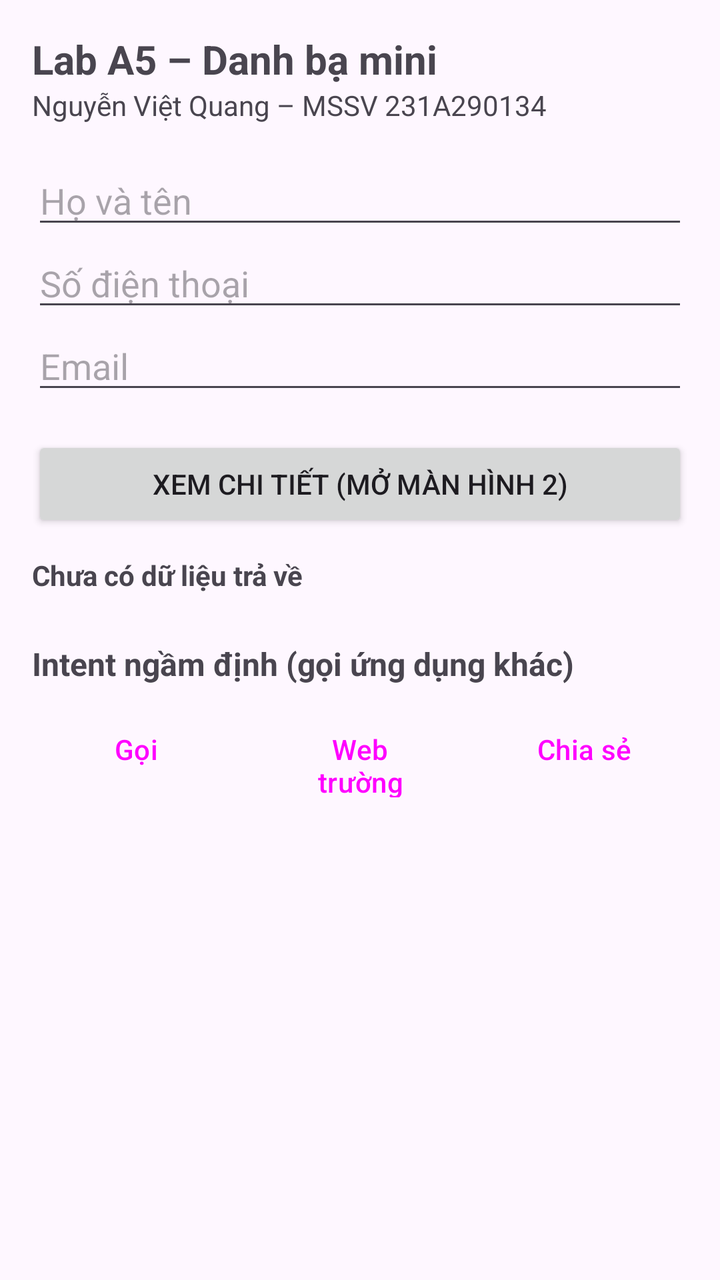
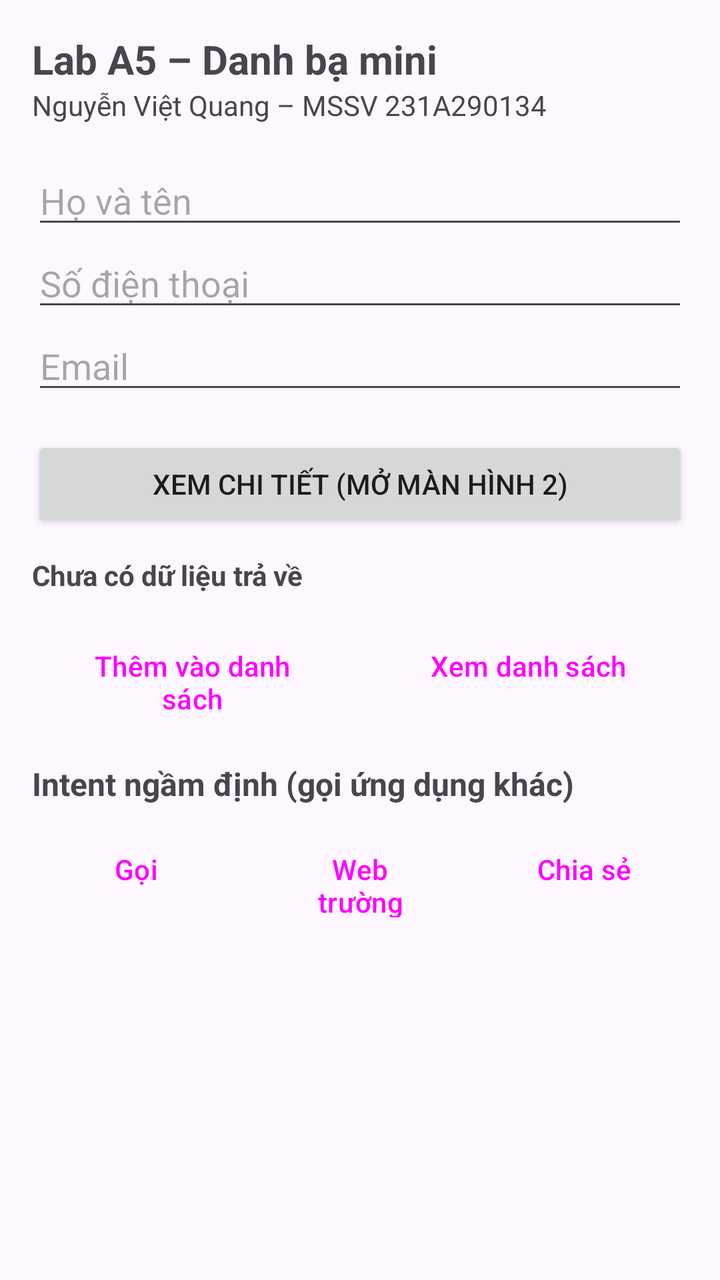

Before-and-after screenshots of an Android layout around one commit, followed by the original layout XML and the change that was made.
<!-- AndroidManifest.xml: application theme Theme.A5_231A290134 -->
<!-- res/layout/activity_main.xml -->
<?xml version="1.0" encoding="utf-8"?>
<ScrollView xmlns:android="http://schemas.android.com/apk/res/android"
    android:id="@+id/main"
    android:layout_width="match_parent"
    android:layout_height="match_parent">

    <LinearLayout
        android:layout_width="match_parent"
        android:layout_height="wrap_content"
        android:orientation="vertical"
        android:padding="16dp">

        <TextView
            android:layout_width="wrap_content"
            android:layout_height="wrap_content"
            android:text="@string/title"
            android:textSize="20sp"
            android:textStyle="bold" />

        <TextView
            android:layout_width="wrap_content"
            android:layout_height="wrap_content"
            android:text="@string/student" />

        <EditText
            android:id="@+id/edtHoTen"
            android:layout_width="match_parent"
            android:layout_height="wrap_content"
            android:layout_marginTop="16dp"
            android:hint="@string/hint_name"
            android:importantForAutofill="no"
            android:inputType="textPersonName" />

        <EditText
            android:id="@+id/edtDienThoai"
            android:layout_width="match_parent"
            android:layout_height="wrap_content"
            android:hint="@string/hint_phone"
            android:importantForAutofill="no"
            android:inputType="phone" />

        <EditText
            android:id="@+id/edtEmail"
            android:layout_width="match_parent"
            android:layout_height="wrap_content"
            android:hint="@string/hint_email"
            android:importantForAutofill="no"
            android:inputType="textEmailAddress" />

        <Button
            android:id="@+id/btnChiTiet"
            android:layout_width="match_parent"
            android:layout_height="wrap_content"
            android:layout_marginTop="16dp"
            android:text="@string/open_detail" />

        <TextView
            android:id="@+id/tvKetQuaTraVe"
            android:layout_width="match_parent"
            android:layout_height="wrap_content"
            android:layout_marginTop="12dp"
            android:text="@string/returned_none"
            android:textStyle="bold" />

        <TextView
            android:layout_width="wrap_content"
            android:layout_height="wrap_content"
            android:layout_marginTop="24dp"
            android:text="@string/section_implicit"
            android:textSize="16sp"
            android:textStyle="bold" />

        <LinearLayout
            android:layout_width="match_parent"
            android:layout_height="wrap_content"
            android:layout_marginTop="8dp"
            android:orientation="horizontal">

            <Button
                android:id="@+id/btnGoi"
                style="?attr/materialButtonOutlinedStyle"
                android:layout_width="0dp"
                android:layout_height="wrap_content"
                android:layout_weight="1"
                android:text="@string/call" />

            <Button
                android:id="@+id/btnWeb"
                style="?attr/materialButtonOutlinedStyle"
                android:layout_width="0dp"
                android:layout_height="wrap_content"
                android:layout_marginStart="8dp"
                android:layout_weight="1"
                android:text="@string/web" />

            <Button
                android:id="@+id/btnChiaSe"
                style="?attr/materialButtonOutlinedStyle"
                android:layout_width="0dp"
                android:layout_height="wrap_content"
                android:layout_marginStart="8dp"
                android:layout_weight="1"
                android:text="@string/share" />
        </LinearLayout>
    </LinearLayout>
</ScrollView>
<!-- resources referenced by this layout -->
<resources>
  <string name="call">Gọi</string>
  <string name="hint_email">Email</string>
  <string name="hint_name">Họ và tên</string>
  <string name="hint_phone">Số điện thoại</string>
  <string name="open_detail">Xem chi tiết (mở màn hình 2)</string>
  <string name="returned_none">Chưa có dữ liệu trả về</string>
  <string name="section_implicit">Intent ngầm định (gọi ứng dụng khác)</string>
  <string name="share">Chia sẻ</string>
  <string name="student">Nguyễn Việt Quang – MSSV 231A290134</string>
  <string name="title">Lab A5 – Danh bạ mini</string>
  <string name="web">Web trường</string>
  <style name="Theme.A5_231A290134" parent="Base.Theme.A5_231A290134" />
  <style name="Base.Theme.A5_231A290134" parent="Theme.Material3.DayNight.NoActionBar">
          
          
      </style>
</resources>

<!-- the commit's change to res/layout/activity_main.xml (unified diff, before → after) -->
@@ -62,6 +62,31 @@
             android:text="@string/returned_none"
             android:textStyle="bold" />
 
+        
+        <LinearLayout
+            android:layout_width="match_parent"
+            android:layout_height="wrap_content"
+            android:layout_marginTop="12dp"
+            android:orientation="horizontal">
+
+            <Button
+                android:id="@+id/btnThemDs"
+                style="?attr/materialButtonOutlinedStyle"
+                android:layout_width="0dp"
+                android:layout_height="wrap_content"
+                android:layout_weight="1"
+                android:text="@string/add_to_list" />
+
+            <Button
+                android:id="@+id/btnXemDs"
+                style="?attr/materialButtonOutlinedStyle"
+                android:layout_width="0dp"
+                android:layout_height="wrap_content"
+                android:layout_marginStart="8dp"
+                android:layout_weight="1"
+                android:text="@string/view_list" />
+        </LinearLayout>
+
         <TextView
             android:layout_width="wrap_content"
             android:layout_height="wrap_content"
<!-- resource entries referenced after the edit -->
@@ -1,5 +1,6 @@
 <!-- resources referenced by this layout -->
 <resources>
+  <string name="add_to_list">Thêm vào danh sách</string>
   <string name="call">Gọi</string>
   <string name="hint_email">Email</string>
   <string name="hint_name">Họ và tên</string>
@@ -10,6 +11,7 @@
   <string name="share">Chia sẻ</string>
   <string name="student">Nguyễn Việt Quang – MSSV 231A290134</string>
   <string name="title">Lab A5 – Danh bạ mini</string>
+  <string name="view_list">Xem danh sách</string>
   <string name="web">Web trường</string>
   <style name="Theme.A5_231A290134" parent="Base.Theme.A5_231A290134" />
   <style name="Base.Theme.A5_231A290134" parent="Theme.Material3.DayNight.NoActionBar">
